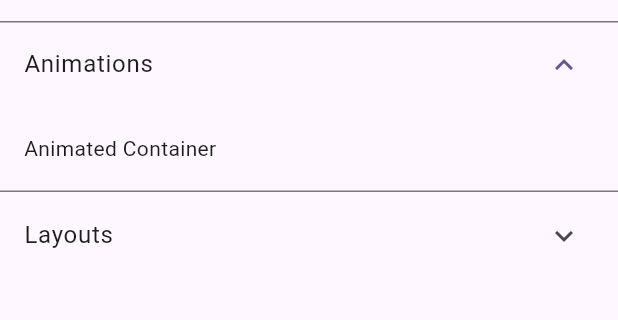
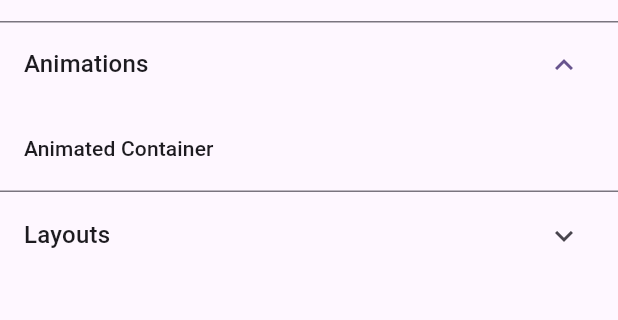
Before and after one commit to intimeplan/flutter_examples, a Flutter app: the screen it shows after launch, after a tap on "Animations", on a phone screen of 412 x 824 dp, the part 63-383 px from its top. Run offline on Flutter 3.47's test engine with Material 3 defaults, Android fonts, the phone set to English and light mode, and no system bars; generated files the repository leaves out were written again.

Commit message:
Import AbsExamplePage class to all examples

```diff
--- a/lib/example_list.dart
+++ b/lib/example_list.dart
@@ -9,8 +9,9 @@ import 'example/layouts/layout_example_1.dart';
 /// Example Page should implement title, description [Text] in [Hero]
 abstract class AbsExamplePage extends StatelessWidget {
 
-  static const String hero_key_title = "title";
-  static const String hero_key_description = "description";
+  // Bug?? hero with same key won't animate again when open another page.
+  // static const String hero_key_title = "title";
+  // static const String hero_key_description = "description";
   static const int description_max_linea = 3;
 
   final String title;
@@ -21,7 +22,7 @@ abstract class AbsExamplePage extends StatelessWidget {
   AppBar getAppBar(BuildContext context, double maxWidth){
     return AppBar(
       title: Hero(
-          tag: AbsExamplePage.hero_key_title,
+          tag: title, // AbsExamplePage.hero_key_title,
           child: Material(
             child: Text(
               title,
@@ -37,14 +38,14 @@ abstract class AbsExamplePage extends StatelessWidget {
               description!,
               Theme.of(context).textTheme.bodyMedium!,
               description_max_linea,
-              maxWidth - 32         // maxWidth - (EdgeInsets left + right)
-            ).height + 32           // height + (EdgeInsets top + bottom)
+              maxWidth - 32           // maxWidth - (EdgeInsets left + right)
+            ).height + 32             // height + (EdgeInsets top + bottom)
           ),
           child: Container(
               padding: const EdgeInsets.all(16),
               alignment: AlignmentDirectional.topStart,
               child: Hero(
-                  tag: AbsExamplePage.hero_key_description,
+                  tag: description!,  // AbsExamplePage.hero_key_description,
                   child: Material(
                     child: Text(description!, maxLines: description_max_linea, overflow: TextOverflow.ellipsis,),
                   )
@@ -106,11 +107,10 @@ class ExampleConfig {
 
   /// Define examples by parent TITLE + child TITLE.
   Widget? build(String parent, String child, String description) {
-    var appbar = AppBarHero(titleTag: child);
-    if (parent ==
-        AppLocalizations.of(context)!.example_category_animation_title) {
+    if (parent == AppLocalizations.of(context)!.example_category_animation_title) {
       if (child == AppLocalizations.of(context)!.animation_example_1_title) {
-        return AnimationExampleOne(appbar: appbar);
+        return AnimationExampleOne(title: child, description: description);
+        // return AnimationExampleOne(appbar: appbar);
       }
     }
     if (parent == AppLocalizations.of(context)!.example_category_layout_title) {
@@ -158,8 +158,8 @@ class ExampleList extends StatelessWidget {
       }
       widgets.add(
         _ListTileHero(
-            titleTag: child.title,
-            subTag: child.description.trim().isNotEmpty ? child.description : null,
+            title: child.title,
+            description: child.description.trim().isNotEmpty ? child.description : null,
             onTap: () {
               Navigator.of(context).push(_MyPageRoute<void>(builder: (context) {
                 return widget;
@@ -168,7 +168,7 @@ class ExampleList extends StatelessWidget {
       );
     }
     return ExpansionTile(
-      title: Text(parent.title),
+      title: Text(parent.title, style: Theme.of(context).textTheme.titleMedium),
       subtitle: parent.description.trim().isNotEmpty ? Text(parent.description) : null,
       children: widgets,
     );
@@ -186,35 +186,37 @@ class _MyPageRoute<T> extends MaterialPageRoute<T> {
 }
 
 /// Compose [_ListTileHero] [AppBarHero] to show hero transition
-/// [titleTag] 以共同顯示的文字作為 [Hero] 標記防呆。
+/// [title] 以共同顯示的文字作為 [Hero] 標記防呆。
 class _ListTileHero extends StatelessWidget {
 
   static final DESCRIPTION_MAX_LINES = 2;
 
-  final String titleTag;
-  final String? subTag;
+  final String title;
+  final String? description;
   final GestureTapCallback? onTap;
   const _ListTileHero({
-    required this.titleTag, required this.onTap, this.subTag
+    required this.title, required this.onTap, this.description
   });
 
   @override
   Widget build(BuildContext context) {
     return ListTile(
       title: Hero(
-        tag: AbsExamplePage.hero_key_title,
+        tag: title, // AbsExamplePage.hero_key_title,
         // Don't forget Material(), see example from:
         // https://docs.flutter.dev/ui/animations/hero-animations
         child: Material(
-          child: Text(titleTag),
+          child: Text(
+            title, style: Theme.of(context).textTheme.titleSmall,
+          ),
         ),
       ),
-      subtitle: subTag != null && subTag!.trim().isNotEmpty ? Hero(
-        tag: AbsExamplePage.hero_key_description,
+      subtitle: description != null && description!.trim().isNotEmpty ? Hero(
+        tag: description!,  // AbsExamplePage.hero_key_description,
         // Don't forget Material(), see example from:
         // https://docs.flutter.dev/ui/animations/hero-animations
         child: Material(
-          child: Text(subTag!, maxLines: DESCRIPTION_MAX_LINES, overflow: TextOverflow.ellipsis),
+          child: Text(description!, maxLines: DESCRIPTION_MAX_LINES, overflow: TextOverflow.ellipsis),
         ),
       ) : null,
       onTap: onTap,
```
Also changed, not shown: lib/example/animation/animation_example_1.dart (+45 -10 lines).
